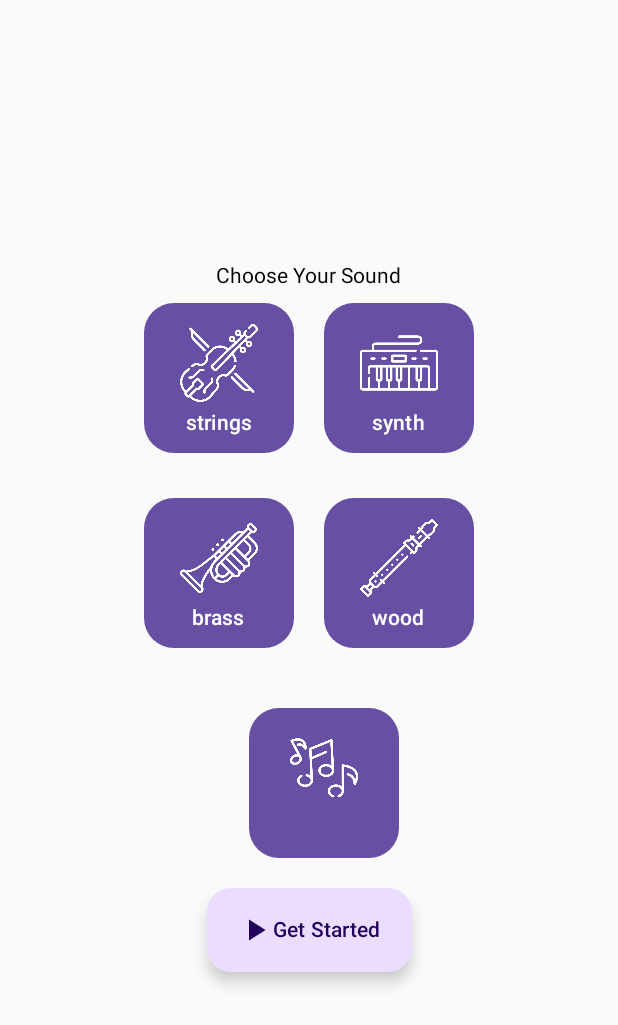
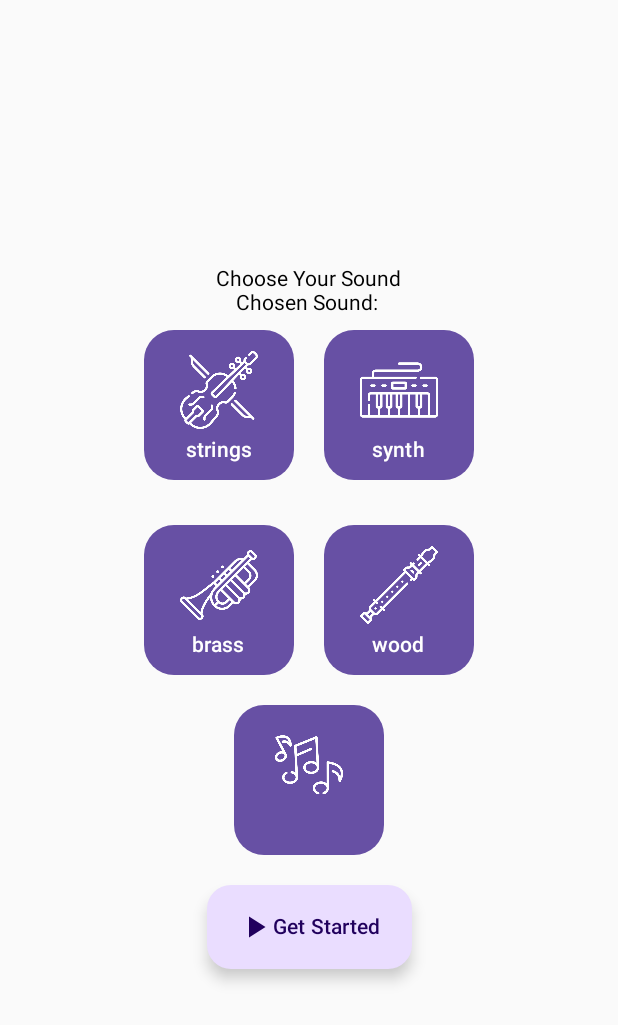
Before and after one commit to timmueller0622/Android-Project-3133761, an Android app built with Jetpack Compose: the screen it shows after launch (Menu), after a tap on "Select Sound", on a phone screen of 412 x 824 dp. Shown: the top 1025 px of the screen. Run offline under Robolectric (Android 15) with nearby library versions, the phone set to English and light mode, and no system bars.

Commit message:
Updated permissions and changes SoundPlayer to Singleton

```diff
--- a/AndroidProject3133761/app/build.gradle.kts
+++ b/AndroidProject3133761/app/build.gradle.kts
@@ -49,6 +49,7 @@ dependencies {
     implementation(libs.androidx.ui.graphics)
     implementation(libs.androidx.ui.tooling.preview)
     implementation(libs.androidx.material3)
+    implementation(libs.androidx.ui.test.android)
     testImplementation(libs.junit)
     androidTestImplementation(libs.androidx.junit)
     androidTestImplementation(libs.androidx.espresso.core)
--- a/AndroidProject3133761/app/src/main/AndroidManifest.xml
+++ b/AndroidProject3133761/app/src/main/AndroidManifest.xml
@@ -1,8 +1,7 @@
 <?xml version="1.0" encoding="utf-8"?>
 <manifest xmlns:android="http://schemas.android.com/apk/res/android"
     xmlns:tools="http://schemas.android.com/tools" >
-    <uses-permission android:name="android.permission.READ_EXTERNAL_STORAGE" />
-    <uses-permission android:name="android.permission.WRITE_EXTERNAL_STORAGE" />
+    <uses-permission android:name="android.permission.READ_MEDIA_AUDIO" />
     <application
         android:allowBackup="true"
         android:dataExtractionRules="@xml/data_extraction_rules"
--- a/AndroidProject3133761/app/src/main/java/com/example/androidproject3133761/MainActivity.kt
+++ b/AndroidProject3133761/app/src/main/java/com/example/androidproject3133761/MainActivity.kt
@@ -1,50 +1,38 @@
 package com.example.androidproject3133761
 
-import android.annotation.SuppressLint
-import android.app.DownloadManager
+
 import android.content.Context
 import android.content.Intent
-import android.media.Image
 import android.net.Uri
+import android.os.Build
 import android.os.Bundle
+import android.os.Environment
+import android.provider.Settings
+import android.widget.Toast
 import androidx.activity.ComponentActivity
-import androidx.activity.compose.rememberLauncherForActivityResult
 import androidx.activity.compose.setContent
 import androidx.activity.enableEdgeToEdge
 import androidx.activity.result.contract.ActivityResultContracts
+import androidx.annotation.RequiresApi
 import androidx.compose.foundation.layout.Arrangement
-import androidx.compose.foundation.layout.Box
 import androidx.compose.foundation.layout.Column
-import androidx.compose.foundation.layout.Row
 import androidx.compose.foundation.layout.Spacer
 import androidx.compose.foundation.layout.fillMaxSize
-import androidx.compose.foundation.layout.height
 import androidx.compose.foundation.layout.padding
-import androidx.compose.foundation.layout.size
-import androidx.compose.foundation.layout.width
-import androidx.compose.foundation.shape.RoundedCornerShape
 import androidx.compose.material.icons.Icons
 import androidx.compose.material.icons.filled.Add
 import androidx.compose.material.icons.filled.Info
 import androidx.compose.material.icons.filled.PlayArrow
-import androidx.compose.material3.Button
 import androidx.compose.material3.ExtendedFloatingActionButton
-import androidx.compose.material3.FloatingActionButton
 import androidx.compose.material3.Icon
-import androidx.compose.material3.Scaffold
 import androidx.compose.material3.Text
-import androidx.compose.runtime.Composable
 import androidx.compose.runtime.getValue
 import androidx.compose.runtime.mutableStateOf
 import androidx.compose.runtime.remember
 import androidx.compose.runtime.setValue
 import androidx.compose.ui.Alignment
 import androidx.compose.ui.Modifier
-import androidx.compose.ui.graphics.painter.Painter
-import androidx.compose.ui.res.painterResource
-import androidx.compose.ui.tooling.preview.Preview
 import androidx.compose.ui.unit.dp
-import com.example.androidproject3133761.ui.theme.AndroidProject3133761Theme
 
 class MainActivity : ComponentActivity() {
     // Variable stores custom uploaded sound Uri
@@ -54,6 +42,8 @@ class MainActivity : ComponentActivity() {
         selectedAudioUri = uri
     }
 
+
+
     override fun onCreate(savedInstanceState: Bundle?) {
         super.onCreate(savedInstanceState)
         enableEdgeToEdge()
@@ -62,17 +52,23 @@ class MainActivity : ComponentActivity() {
             // Variable that allows recomposition once custom sound is uploaded or if Uri is already stored
             var customSoundUploaded by remember {mutableStateOf(false)}
 
-            if (getSavedUri() != null){
-                selectedAudioUri = getSavedUri()
-                customSoundUploaded = true
-            }
+            selectedAudioUri = getSavedUri()
+            Text(getSavedUri().toString())
+            if (getSavedUri() != null)
+                intent.putExtra("customSound", getSavedUri().toString())
+
+
 
             Column(modifier = Modifier.fillMaxSize(), verticalArrangement = Arrangement.Center, horizontalAlignment = Alignment.CenterHorizontally){
                 Text("Sound Modulator")
                 Spacer(modifier = Modifier.padding(10.dp))
 
                 // Move to sound selection activity
-                ExtendedFloatingActionButton(onClick = {startActivity(intent)}) {
+                ExtendedFloatingActionButton(
+                    onClick = {
+                        startActivity(intent)
+                    })
+                {
                     Icon(Icons.Filled.PlayArrow, "Play")
                     Text("Select Sound")
                 }
@@ -80,18 +76,27 @@ class MainActivity : ComponentActivity() {
 
                 // Upload custom sound
                 ExtendedFloatingActionButton(onClick = {
-                    getContent.launch("audio/mpeg")
+                    getContent.launch("audio/*")
                     customSoundUploaded = true
                 }) {
                     Icon(Icons.Filled.Add, "Add")
                     if (customSoundUploaded){
-                        Text(text = "Selected: " + selectedAudioUri?.path?.let { getUriFileName(it) })
-                        saveUri(selectedAudioUri)
+                        Text(text = "Selected: " + getUriFileName(selectedAudioUri?.path.toString()))
+                        saveUri(selectedAudioUri.toString())
                         intent.putExtra("customSound", selectedAudioUri.toString())
                     }
-                    else
-                        Text("New Custom Sound")
+                    else{
+                        if (getSavedUri() != null)
+                            Text(text = "Selected: " + getUriFileName(selectedAudioUri?.path.toString()))
+                        else
+                            Text("New Custom Sound")
+                    }
 
+                }
+
+                if (customSoundUploaded){
+                    Text(selectedAudioUri.toString())
+                    Text(getSavedUri().toString())
                 }
 
                 // Skip to instructions
@@ -109,9 +114,9 @@ class MainActivity : ComponentActivity() {
     }
 
     // Save the Uri persistently
-    private fun saveUri(uri: Uri?) {
+    private fun saveUri(uriPath: String) {
         val sharedPreferences = getSharedPreferences("app_prefs", Context.MODE_PRIVATE)
-        sharedPreferences.edit().putString("selected_audio_uri", uri?.toString()).apply()
+        sharedPreferences.edit().putString("selected_audio_uri", uriPath).apply()
     }
 
     // Retrieve the Uri
--- a/AndroidProject3133761/app/src/main/java/com/example/androidproject3133761/Menu.kt
+++ b/AndroidProject3133761/app/src/main/java/com/example/androidproject3133761/Menu.kt
@@ -1,5 +1,6 @@
 package com.example.androidproject3133761
 
+import android.content.Context
 import android.content.Intent
 import android.media.MediaPlayer
 import android.net.Uri
@@ -8,11 +9,11 @@ import androidx.activity.ComponentActivity
 import androidx.activity.compose.setContent
 import androidx.activity.enableEdgeToEdge
 import androidx.compose.foundation.layout.Arrangement
-import androidx.compose.foundation.layout.Box
 import androidx.compose.foundation.layout.Column
 import androidx.compose.foundation.layout.Row
 import androidx.compose.foundation.layout.Spacer
 import androidx.compose.foundation.layout.fillMaxSize
+import androidx.compose.foundation.layout.height
 import androidx.compose.foundation.layout.padding
 import androidx.compose.foundation.layout.size
 import androidx.compose.foundation.layout.width
@@ -20,83 +21,100 @@ import androidx.compose.foundation.shape.RoundedCornerShape
 import androidx.compose.material.icons.Icons
 import androidx.compose.material.icons.filled.PlayArrow
 import androidx.compose.material3.Button
+import androidx.compose.material3.ButtonDefaults
 import androidx.compose.material3.ExtendedFloatingActionButton
 import androidx.compose.material3.Icon
 import androidx.compose.material3.Text
 import androidx.compose.runtime.Composable
+import androidx.compose.runtime.getValue
 import androidx.compose.runtime.mutableStateOf
+import androidx.compose.runtime.remember
+import androidx.compose.runtime.setValue
 import androidx.compose.ui.Alignment
 import androidx.compose.ui.Modifier
+import androidx.compose.ui.graphics.Color
 import androidx.compose.ui.graphics.painter.Painter
 import androidx.compose.ui.res.painterResource
+import androidx.compose.ui.test.isSelected
 import androidx.compose.ui.unit.dp
 
 
 class Menu : ComponentActivity() {
 
 
+
     override fun onCreate(savedInstanceState: Bundle?) {
         super.onCreate(savedInstanceState)
         enableEdgeToEdge()
+
+        SoundPlayer.init(this)
         setContent {
-            val soundPlayer = SoundPlayer(this)
+
 
             //add null check for uri
             var selectedAudioUri = Uri.EMPTY
             val uriFromIntent = intent.getStringExtra("customSound")
-            if (uriFromIntent == null){
+            if (uriFromIntent != null){
+                selectedAudioUri = Uri.parse(uriFromIntent)
+                Text(selectedAudioUri.toString())
+            }
 
-            }
-            else
-                selectedAudioUri = Uri.parse(uriFromIntent)
 
             val currentIntent = Intent(this, Player::class.java)
 
-            Column(modifier = Modifier.fillMaxSize(), horizontalAlignment = Alignment.CenterHorizontally, verticalArrangement = Arrangement.Center){
+            var selectedSoundName by remember { mutableStateOf("") }
+
+            Column(modifier = Modifier.fillMaxSize(),
+                horizontalAlignment = Alignment.CenterHorizontally,
+                verticalArrangement = Arrangement.Center) {
                 Text("Choose Your Sound")
+                Text("Chosen Sound: $selectedSoundName")
                 Row(modifier = Modifier.padding(10.dp)){
                     SoundButton(
                         painterResource(id = R.drawable.violin),
                         "strings",
-                        soundPlayer,
                         R.raw.celloc4,
                         Uri.EMPTY
-                    )
+                    ) { selectedSoundName = it }
                     Spacer(modifier = Modifier.width(20.dp))
                     SoundButton(
                         painterResource(id = R.drawable.keyboard),
                         "synth",
-                        soundPlayer,
                         R.raw.synthbass,
                         Uri.EMPTY
-                    )
+                    ) { selectedSoundName = it }
                 }
                 Row(modifier = Modifier.padding(20.dp)){
                     SoundButton(
                         painterResource(id = R.drawable.trumpet),
                         "brass",
-                        soundPlayer,
                         R.raw.hornc4,
                         Uri.EMPTY
-                    )
+                    ) { selectedSoundName = it }
                     Spacer(modifier = Modifier.width(20.dp))
                     SoundButton(
                         painterResource(id = R.drawable.recorder),
                         "wood",
-                        soundPlayer,
                         R.raw.bassoong3,
                         Uri.EMPTY
-                    )
+                    ) { selectedSoundName = it }
+
+
                 }
 
-                Row(modifier = Modifier.padding(20.dp)){
                 Spacer(modifier = Modifier.width(20.dp))
-                    SoundButton(painterResource(id = R.drawable.music), selectedAudioUri?.path.toString(), soundPlayer, 0, selectedAudioUri)
-                }
+                SoundButton(
+                    painterResource(id = R.drawable.music),
+                    getUriFileName(selectedAudioUri?.path.toString()),
+                    0,
+                    selectedAudioUri
+                ) { selectedSoundName = it }
 
 
+
+                Spacer(modifier = Modifier.height(20.dp))
                 ExtendedFloatingActionButton(onClick = {
-                    currentIntent.putExtra("soundId", soundPlayer.getSoundName())
+                    currentIntent.putExtra("soundId", SoundPlayer.getSoundName())
                     startActivity(currentIntent)
                 }) {
                     Icon(Icons.Filled.PlayArrow, "play")
@@ -105,6 +123,7 @@ class Menu : ComponentActivity() {
             }
         }
     }
+
 }
 
 
@@ -115,22 +134,33 @@ class Menu : ComponentActivity() {
 fun SoundButton(
     icon: Painter,
     name: String,
-    soundPlayer: SoundPlayer,
     soundId: Int,
-    selectedAudioUri: Uri
+    selectedAudioUri: Uri,
+    onSelected: (String) -> Unit
 ){
+    val soundPlayer = SoundPlayer
     soundPlayer.setSoundName(name)
-    Button(modifier = Modifier.size(100.dp, 100.dp), shape = RoundedCornerShape(20),onClick = {
+    Button(modifier = Modifier.size(100.dp, 100.dp),
+        shape = RoundedCornerShape(20),
+        onClick = {
+            onSelected(name) // Update the selected sound name
+
             //check for soundId. If 0, then we use alternate way for soundPlayer to play sound via Uri
             if (soundId == 0){
                 soundPlayer.playSoundFromUri(selectedAudioUri)
             }
             else
                 soundPlayer.playSound(soundId)
-    }) {
+        }
+    ) {
         Column(horizontalAlignment = Alignment.CenterHorizontally){
             Icon(icon, name, modifier = Modifier.size(60.dp))
             Text(name)
         }
     }
 }
+
+
+private fun getUriFileName(uriPath: String): String {
+    return uriPath.substringAfterLast("/")
+}
--- a/AndroidProject3133761/app/src/main/java/com/example/androidproject3133761/Player.kt
+++ b/AndroidProject3133761/app/src/main/java/com/example/androidproject3133761/Player.kt
@@ -10,16 +10,13 @@ import android.os.Bundle
 import androidx.activity.ComponentActivity
 import androidx.activity.compose.setContent
 import androidx.activity.enableEdgeToEdge
-import androidx.compose.foundation.background
 import androidx.compose.foundation.layout.Arrangement
 import androidx.compose.foundation.layout.Column
 import androidx.compose.foundation.layout.Row
 import androidx.compose.foundation.layout.fillMaxWidth
-import androidx.compose.foundation.layout.height
 import androidx.compose.material.icons.Icons
 import androidx.compose.material.icons.filled.Close
 import androidx.compose.material.icons.filled.PlayArrow
-import androidx.compose.material3.Button
 import androidx.compose.material3.Icon
 import androidx.compose.material3.IconButton
 import androidx.compose.material3.Text
@@ -31,9 +28,7 @@ import androidx.compose.runtime.remember
 import androidx.compose.runtime.setValue
 import androidx.compose.ui.Alignment
 import androidx.compose.ui.Modifier
-import androidx.compose.ui.graphics.Color
 import androidx.compose.ui.res.painterResource
-import androidx.compose.ui.unit.dp
 import kotlin.math.absoluteValue
 
 
--- a/AndroidProject3133761/gradle/libs.versions.toml
+++ b/AndroidProject3133761/gradle/libs.versions.toml
@@ -8,6 +8,7 @@ espressoCore = "3.6.1"
 lifecycleRuntimeKtx = "2.8.6"
 activityCompose = "1.9.3"
 composeBom = "2024.04.01"
+uiTestAndroid = "1.7.6"
 
 [libraries]
 androidx-core-ktx = { group = "androidx.core", name = "core-ktx", version.ref = "coreKtx" }
@@ -24,6 +25,7 @@ androidx-ui-tooling-preview = { group = "androidx.compose.ui", name = "ui-toolin
 androidx-ui-test-manifest = { group = "androidx.compose.ui", name = "ui-test-manifest" }
 androidx-ui-test-junit4 = { group = "androidx.compose.ui", name = "ui-test-junit4" }
 androidx-material3 = { group = "androidx.compose.material3", name = "material3" }
+androidx-ui-test-android = { group = "androidx.compose.ui", name = "ui-test-android", version.ref = "uiTestAndroid" }
 
 [plugins]
 android-application = { id = "com.android.application", version.ref = "agp" }
```
Also changed, not shown: AndroidProject3133761/app/src/main/java/com/example/androidproject3133761/SoundPlayer.kt (+31 -10 lines). Lines whose indentation alone changed are shown as unchanged.
